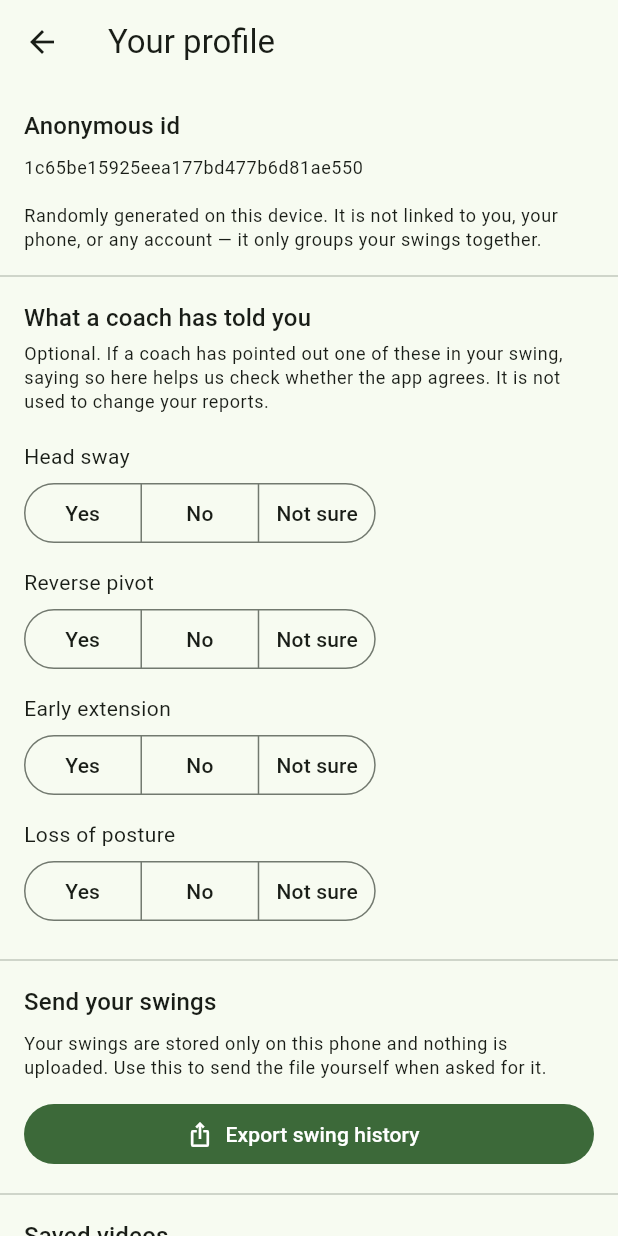
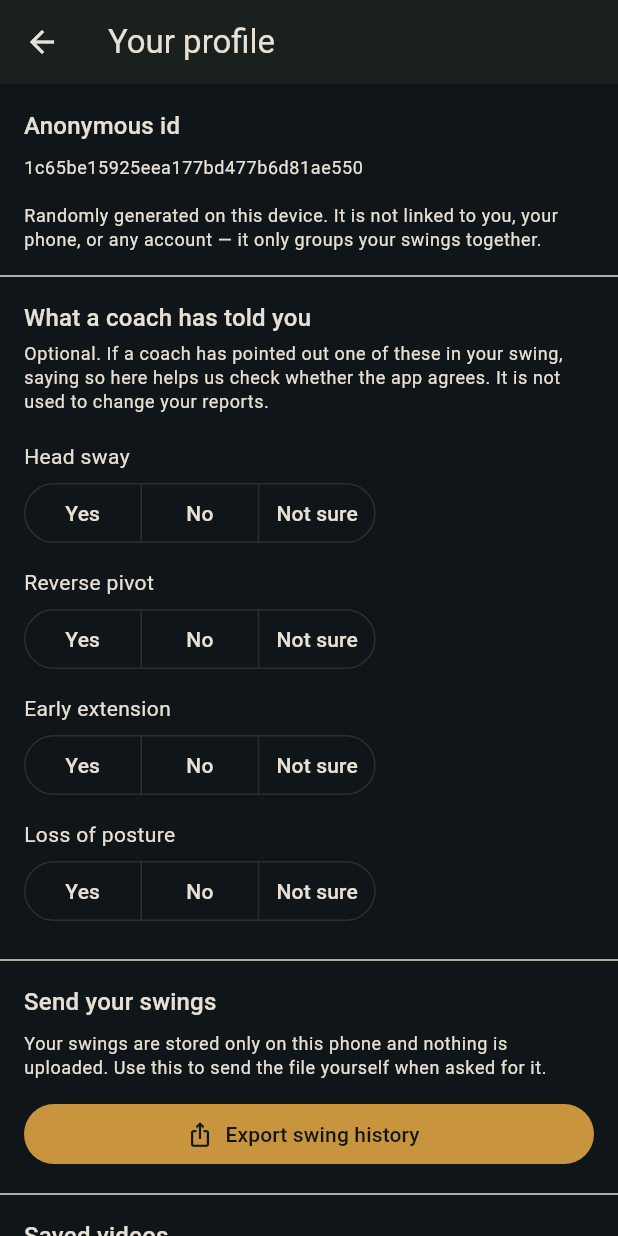
Before and after one commit to floresgl1/golf-swing-analyzer, a Flutter app: the screen it shows after launch, after a tap on "Record", after a tap on the "person outline" icon, on a phone screen of 412 x 824 dp. Run offline on Flutter 3.47's test engine with Material 3 defaults, Android fonts, the phone set to English and light mode, and no system bars; our stand-ins replace camera, share_plus; missing offline and left inert: ffmpeg_kit_flutter_new, google_mlkit_pose_detection.

Commit message:
Add dark theme system with SwingColors extension and sweep Colors.* literals
Task 1: Create flutter_app/lib/src/ui/theme/app_theme.dart
- Dark ThemeData with deliberate palette: canvas #0F1518, surface #1A201E,
  elevated surface #212825, brand gold primary #C8943D, warm off-white
  text #E8E0D4, secondary text #9B9488, dividers #2A302D.
- ColorScheme built manually (not fromSeed) to preserve exact values.
- Tabular figures applied to body/title/headline text styles.
- SwingColors ThemeExtension with 8 domain-specific color slots:
  flagged, notSeen, focus, scrim, onScrim, drillBeginner,
  drillIntermediate, drillAdvanced. Includes copyWith, lerp, and
  static of(context) accessor.
- Gap class with static const SizedBox values (xs/sm/md/lg vertical,
  hxs/hsm/hmd/hlg horizontal).

Task 2: Wire theme into main.dart
- Replace colorSchemeSeed-based ThemeData with appTheme.
- Both theme and darkTheme point to the same dark theme.

Task 3: Sweep Colors.* literals from src/ui/
- fault_card.dart: Colors.amber.shade800 -> SwingColors.flagged,
  unflagged outline -> SwingColors.notSeen.
- drill_tile.dart: Colors.green/orange/red -> SwingColors.drillBeginner/
  drillIntermediate/drillAdvanced.
- record_screen.dart: All camera overlay Colors.black54 -> scrim,
  Colors.white/white70 -> onScrim, Colors.black87 dropdowns ->
  surfaceContainerHighest, Colors.red FAB -> drillAdvanced.
- Replace ad-hoc SizedBox spacing with Gap constants where appropriate.
- Zero unjustified Colors.* literals remain in src/ui/.
  Only Colors.black in app_theme.dart (onError, shadow) with
  // justified: comments.

Co-Authored-By: Claude Opus 4.6 <noreply@anthropic.com>
Claude-Session: https://claude.ai/code/session_01FqodTQ5gb9PxNYng4SmbhV

```diff
--- a/flutter_app/lib/main.dart
+++ b/flutter_app/lib/main.dart
@@ -9,6 +9,7 @@ import 'src/analysis/participant.dart';
 import 'src/models/drill.dart';
 import 'src/services/drill_library_loader.dart';
 import 'src/ui/record_screen.dart';
+import 'src/ui/theme/app_theme.dart';
 
 Future<void> main() async {
   WidgetsFlutterBinding.ensureInitialized();
@@ -75,16 +76,8 @@ class GolfSwingApp extends StatelessWidget {
     return MaterialApp(
       title: 'Golf Swing Analyzer',
       debugShowCheckedModeBanner: false,
-      theme: ThemeData(
-        colorSchemeSeed: const Color(0xFF2E7D32),
-        useMaterial3: true,
-        brightness: Brightness.light,
-      ),
-      darkTheme: ThemeData(
-        colorSchemeSeed: const Color(0xFF2E7D32),
-        useMaterial3: true,
-        brightness: Brightness.dark,
-      ),
+      theme: appTheme,
+      darkTheme: appTheme,
       home: RecordScreen(
         drills: drills,
         cameras: cameras,
--- a/flutter_app/lib/src/ui/profile_screen.dart
+++ b/flutter_app/lib/src/ui/profile_screen.dart
@@ -4,6 +4,7 @@ import '../analysis/participant.dart';
 import '../analysis/swing_history.dart';
 import '../services/clip_store.dart';
 import '../services/corpus_export.dart';
+import 'theme/app_theme.dart';
 
 /// The golfer's own record: their anonymous id, what a coach has told them
 /// about their swing, and the button that gets their swings off the device.
@@ -301,7 +302,7 @@ class _CoachReportRow extends StatelessWidget {
         crossAxisAlignment: CrossAxisAlignment.start,
         children: [
           Text(label, style: Theme.of(context).textTheme.bodyMedium),
-          const SizedBox(height: 4),
+          Gap.xs,
           SegmentedButton<CoachConfirmation>(
             segments: const [
               ButtonSegment(value: CoachConfirmation.yes, label: Text('Yes')),
--- a/flutter_app/lib/src/ui/record_screen.dart
+++ b/flutter_app/lib/src/ui/record_screen.dart
@@ -6,6 +6,7 @@ import '../analysis/swing_history.dart';
 import '../models/drill.dart';
 import 'analyzing_screen.dart';
 import 'profile_screen.dart';
+import 'theme/app_theme.dart';
 
 /// First screen: preview the camera and record a swing. When recording stops,
 /// hands the video file off to the analysis screen ("record then analyze").
@@ -197,7 +198,9 @@ class _RecordScreenState extends State<RecordScreen> {
           ? null
           : FloatingActionButton.extended(
               onPressed: _toggleRecording,
-              backgroundColor: _isRecording ? Colors.red : null,
+              backgroundColor: _isRecording
+                  ? SwingColors.of(context).drillAdvanced
+                  : null,
               icon: Icon(_isRecording ? Icons.stop : Icons.fiber_manual_record),
               label: Text(_isRecording ? 'Stop & analyze' : 'Record'),
             ),
@@ -249,31 +252,34 @@ class _CameraPreviewWithHint extends StatelessWidget {
           child: Column(
             crossAxisAlignment: CrossAxisAlignment.stretch,
             children: [
-              Container(
+              Builder(builder: (context) {
+                final sc = SwingColors.of(context);
+                return Container(
                   padding: const EdgeInsets.all(12),
                   decoration: BoxDecoration(
-                  color: Colors.black54,
+                    color: sc.scrim,
                     borderRadius: BorderRadius.circular(8),
                   ),
-                child: const Text(
+                  child: Text(
                     'Frame your whole body, down-the-line. Record one full swing, '
                     'then tap stop to analyze.',
-                  style: TextStyle(color: Colors.white),
+                    style: TextStyle(color: sc.onScrim),
                   ),
-              ),
-              const SizedBox(height: 8),
+                );
+              }),
+              Gap.sm,
               _HandednessSelector(
                 value: handedness,
                 onChanged: onHandednessChanged,
               ),
-              const SizedBox(height: 8),
+              Gap.sm,
               _SwingKindSelector(
                 value: swingKind,
                 onChanged: onSwingKindChanged,
                 calibrationFault: calibrationFault,
                 onCalibrationFaultChanged: onCalibrationFaultChanged,
               ),
-              const SizedBox(height: 8),
+              Gap.sm,
               _TargetSelector(
                 value: targeting,
                 onChanged: onTargetingChanged,
@@ -307,10 +313,11 @@ class _SwingKindSelector extends StatelessWidget {
 
   @override
   Widget build(BuildContext context) {
+    final sc = SwingColors.of(context);
     return Container(
       padding: const EdgeInsets.symmetric(horizontal: 12, vertical: 8),
       decoration: BoxDecoration(
-        color: Colors.black54,
+        color: sc.scrim,
         borderRadius: BorderRadius.circular(8),
       ),
       child: Column(
@@ -318,11 +325,10 @@ class _SwingKindSelector extends StatelessWidget {
         children: [
           Row(
             children: [
-              const Icon(Icons.science_outlined,
-                  color: Colors.white, size: 18),
-              const SizedBox(width: 8),
-              const Text('This swing is',
-                  style: TextStyle(color: Colors.white70)),
+              Icon(Icons.science_outlined, color: sc.onScrim, size: 18),
+              Gap.hsm,
+              Text('This swing is',
+                  style: TextStyle(color: sc.onScrim.withValues(alpha: 0.7))),
               const SizedBox(width: 12),
               Expanded(
                 child: SegmentedButton<SwingKind>(
@@ -343,21 +349,23 @@ class _SwingKindSelector extends StatelessWidget {
             ],
           ),
           if (value == SwingKind.calibration) ...[
-            const SizedBox(height: 4),
+            Gap.xs,
             Row(
               children: [
                 const SizedBox(width: 26),
-                const Text('Exaggerating',
-                    style: TextStyle(color: Colors.white70)),
+                Text('Exaggerating',
+                    style: TextStyle(color: sc.onScrim.withValues(alpha: 0.7))),
                 const SizedBox(width: 12),
                 Expanded(
                   child: DropdownButtonHideUnderline(
                     child: DropdownButton<String>(
                       value: calibrationFault,
                       isExpanded: true,
-                      dropdownColor: Colors.black87,
-                      iconEnabledColor: Colors.white,
-                      style: const TextStyle(color: Colors.white),
+                      dropdownColor: Theme.of(context)
+                          .colorScheme
+                          .surfaceContainerHighest,
+                      iconEnabledColor: sc.onScrim,
+                      style: TextStyle(color: sc.onScrim),
                       onChanged: onCalibrationFaultChanged == null
                           ? null
                           : (v) {
@@ -395,17 +403,19 @@ class _HandednessSelector extends StatelessWidget {
 
   @override
   Widget build(BuildContext context) {
+    final sc = SwingColors.of(context);
     return Container(
       padding: const EdgeInsets.symmetric(horizontal: 12, vertical: 8),
       decoration: BoxDecoration(
-        color: Colors.black54,
+        color: sc.scrim,
         borderRadius: BorderRadius.circular(8),
       ),
       child: Row(
         children: [
-          const Icon(Icons.sports_golf, color: Colors.white, size: 18),
-          const SizedBox(width: 8),
-          const Text('I swing', style: TextStyle(color: Colors.white70)),
+          Icon(Icons.sports_golf, color: sc.onScrim, size: 18),
+          Gap.hsm,
+          Text('I swing',
+              style: TextStyle(color: sc.onScrim.withValues(alpha: 0.7))),
           const SizedBox(width: 12),
           Expanded(
             child: SegmentedButton<Handedness>(
@@ -442,26 +452,29 @@ class _TargetSelector extends StatelessWidget {
 
   @override
   Widget build(BuildContext context) {
+    final sc = SwingColors.of(context);
     return Container(
       padding: const EdgeInsets.symmetric(horizontal: 12, vertical: 4),
       decoration: BoxDecoration(
-        color: Colors.black54,
+        color: sc.scrim,
         borderRadius: BorderRadius.circular(8),
       ),
       child: Row(
         children: [
-          const Icon(Icons.center_focus_strong, color: Colors.white, size: 18),
-          const SizedBox(width: 8),
-          const Text('Working on', style: TextStyle(color: Colors.white70)),
+          Icon(Icons.center_focus_strong, color: sc.onScrim, size: 18),
+          Gap.hsm,
+          Text('Working on',
+              style: TextStyle(color: sc.onScrim.withValues(alpha: 0.7))),
           const SizedBox(width: 12),
           Expanded(
             child: DropdownButtonHideUnderline(
               child: DropdownButton<String?>(
                 value: value,
                 isExpanded: true,
-                dropdownColor: Colors.black87,
-                iconEnabledColor: Colors.white,
-                style: const TextStyle(color: Colors.white),
+                dropdownColor:
+                    Theme.of(context).colorScheme.surfaceContainerHighest,
+                iconEnabledColor: sc.onScrim,
+                style: TextStyle(color: sc.onScrim),
                 onChanged: onChanged,
                 items: [
                   const DropdownMenuItem<String?>(
--- /dev/null
+++ b/flutter_app/lib/src/ui/theme/app_theme.dart
@@ -0,0 +1,201 @@
+import 'dart:ui' show FontFeature;
+
+import 'package:flutter/material.dart';
+
+// ---------------------------------------------------------------------------
+// App theme — the single visual system for the golf-swing-analyzer.
+//
+// Dark-only for now. Every color referenced in src/ui/ should come from either
+// Theme.of(context).colorScheme or SwingColors.of(context), never from a bare
+// Colors.* literal.
+// ---------------------------------------------------------------------------
+
+/// The app's dark theme. Used as both `theme` and `darkTheme` in MaterialApp.
+final ThemeData appTheme = _buildDarkTheme();
+
+// -- Palette constants ------------------------------------------------------
+
+const _canvas = Color(0xFF0F1518);
+const _surface = Color(0xFF1A201E);
+const _surfaceElevated = Color(0xFF212825);
+const _primary = Color(0xFFC8943D);
+const _onPrimary = Color(0xFF0F1518);
+const _onSurface = Color(0xFFE8E0D4);
+const _secondary = Color(0xFF9B9488);
+const _divider = Color(0xFF2A302D);
+
+// -- Theme construction -----------------------------------------------------
+
+ThemeData _buildDarkTheme() {
+  final colorScheme = ColorScheme(
+    brightness: Brightness.dark,
+    primary: _primary,
+    onPrimary: _onPrimary,
+    secondary: _secondary,
+    onSecondary: _onPrimary,
+    error: const Color(0xFFCF6679),
+    onError: Colors.black, // justified: Material default error contrast pair
+    surface: _surface,
+    onSurface: _onSurface,
+    surfaceContainerHighest: _surfaceElevated,
+    outline: _divider,
+    shadow: Colors.black, // justified: shadow color is inherently opaque black
+  );
+
+  const tabularFigures = [FontFeature.tabularFigures()];
+
+  final base = ThemeData(
+    useMaterial3: true,
+    brightness: Brightness.dark,
+    colorScheme: colorScheme,
+    scaffoldBackgroundColor: _canvas,
+    canvasColor: _canvas,
+    cardColor: _surface,
+    dividerColor: _divider,
+    extensions: const <ThemeExtension>[SwingColors._instance],
+  );
+
+  return base.copyWith(
+    textTheme: base.textTheme.copyWith(
+      headlineMedium: base.textTheme.headlineMedium?.copyWith(
+        fontFeatures: tabularFigures,
+      ),
+      titleLarge: base.textTheme.titleLarge?.copyWith(
+        fontFeatures: tabularFigures,
+      ),
+      titleMedium: base.textTheme.titleMedium?.copyWith(
+        fontFeatures: tabularFigures,
+      ),
+      bodyLarge: base.textTheme.bodyLarge?.copyWith(
+        fontFeatures: tabularFigures,
+      ),
+      bodyMedium: base.textTheme.bodyMedium?.copyWith(
+        fontFeatures: tabularFigures,
+      ),
+      bodySmall: base.textTheme.bodySmall?.copyWith(
+        fontFeatures: tabularFigures,
+      ),
+    ),
+  );
+}
+
+// ---------------------------------------------------------------------------
+// SwingColors — ThemeExtension for domain-specific color slots.
+// ---------------------------------------------------------------------------
+
+@immutable
+class SwingColors extends ThemeExtension<SwingColors> {
+  const SwingColors({
+    required this.flagged,
+    required this.notSeen,
+    required this.focus,
+    required this.scrim,
+    required this.onScrim,
+    required this.drillBeginner,
+    required this.drillIntermediate,
+    required this.drillAdvanced,
+  });
+
+  /// Amber for POSSIBLE fault chips.
+  final Color flagged;
+
+  /// Neutral warm gray for NOT SEEN chips.
+  final Color notSeen;
+
+  /// Brand gold — the emphasised card for the active focus fault.
+  final Color focus;
+
+  /// Camera overlay panel background (canvas hue, translucent).
+  final Color scrim;
+
+  /// Text/icons on camera overlays.
+  final Color onScrim;
+
+  /// Muted sage green — "Easy" drills.
+  final Color drillBeginner;
+
+  /// Close to brand gold — "Some work" drills.
+  final Color drillIntermediate;
+
+  /// Warm terracotta — "Challenging" drills.
+  final Color drillAdvanced;
+
+  /// Canonical instance used by the theme.
+  static const _instance = SwingColors(
+    flagged: Color(0xFFF5A623),
+    notSeen: Color(0xFF6B7280),
+    focus: Color(0xFFC8943D),
+    scrim: Color(0xD90F1518), // 85 % opacity
+    onScrim: Color(0xFFF0E6D3),
+    drillBeginner: Color(0xFF5B8C5A),
+    drillIntermediate: Color(0xFFD4A04A),
+    drillAdvanced: Color(0xFFC75B3A),
+  );
+
+  /// Convenience accessor.
+  static SwingColors of(BuildContext context) =>
+      Theme.of(context).extension<SwingColors>()!;
+
+  @override
+  SwingColors copyWith({
+    Color? flagged,
+    Color? notSeen,
+    Color? focus,
+    Color? scrim,
+    Color? onScrim,
+    Color? drillBeginner,
+    Color? drillIntermediate,
+    Color? drillAdvanced,
+  }) {
+    return SwingColors(
+      flagged: flagged ?? this.flagged,
+      notSeen: notSeen ?? this.notSeen,
+      focus: focus ?? this.focus,
+      scrim: scrim ?? this.scrim,
+      onScrim: onScrim ?? this.onScrim,
+      drillBeginner: drillBeginner ?? this.drillBeginner,
+      drillIntermediate: drillIntermediate ?? this.drillIntermediate,
+      drillAdvanced: drillAdvanced ?? this.drillAdvanced,
+    );
+  }
+
+  @override
+  SwingColors lerp(covariant SwingColors? other, double t) {
+    if (other is! SwingColors) return this;
+    return SwingColors(
+      flagged: Color.lerp(flagged, other.flagged, t)!,
+      notSeen: Color.lerp(notSeen, other.notSeen, t)!,
+      focus: Color.lerp(focus, other.focus, t)!,
+      scrim: Color.lerp(scrim, other.scrim, t)!,
+      onScrim: Color.lerp(onScrim, other.onScrim, t)!,
+      drillBeginner: Color.lerp(drillBeginner, other.drillBeginner, t)!,
+      drillIntermediate:
+          Color.lerp(drillIntermediate, other.drillIntermediate, t)!,
+      drillAdvanced: Color.lerp(drillAdvanced, other.drillAdvanced, t)!,
+    );
+  }
+}
+
+// ---------------------------------------------------------------------------
+// Gap — pre-built SizedBox spacing constants.
+// ---------------------------------------------------------------------------
+
+/// Spacing constants as pre-built [SizedBox] widgets.
+///
+/// Vertical (default): [xs], [sm], [md], [lg].
+/// Horizontal: [hxs], [hsm], [hmd], [hlg].
+class Gap {
+  Gap._();
+
+  // Vertical
+  static const xs = SizedBox(height: 4);
+  static const sm = SizedBox(height: 8);
+  static const md = SizedBox(height: 16);
+  static const lg = SizedBox(height: 24);
+
+  // Horizontal
+  static const hxs = SizedBox(width: 4);
+  static const hsm = SizedBox(width: 8);
+  static const hmd = SizedBox(width: 16);
+  static const hlg = SizedBox(width: 24);
+}
--- a/flutter_app/lib/src/ui/widgets/swing_comparison_view.dart
+++ b/flutter_app/lib/src/ui/widgets/swing_comparison_view.dart
@@ -1,6 +1,7 @@
 import 'package:flutter/material.dart';
 
 import '../../analysis/swing_history.dart';
+import '../theme/app_theme.dart';
 
 /// "Last swing vs this swing" card for the report screen.
 ///
@@ -29,7 +30,7 @@ class SwingComparisonView extends StatelessWidget {
           children: [
             Text('Last swing vs this swing',
                 style: theme.textTheme.titleMedium),
-            const SizedBox(height: 4),
+            Gap.xs,
             Text(
               'Compared with the session from '
               '${previousDate.year}-${_two(previousDate.month)}-${_two(previousDate.day)} '
```
Also changed, not shown: flutter_app/lib/src/ui/analyzing_screen.dart (+4 -3 lines), flutter_app/lib/src/ui/report_screen.dart (+8 -7 lines), flutter_app/lib/src/ui/widgets/drill_tile.dart (+6 -4 lines), flutter_app/lib/src/ui/widgets/fault_card.dart (+7 -5 lines). Lines whose indentation alone changed are shown as unchanged.
